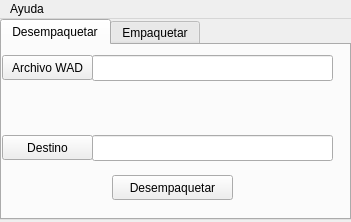
The window that trunk/GUI/VenPri.ui (ssorgatem/qwad) describes before a commit, drawn with Qt 5.
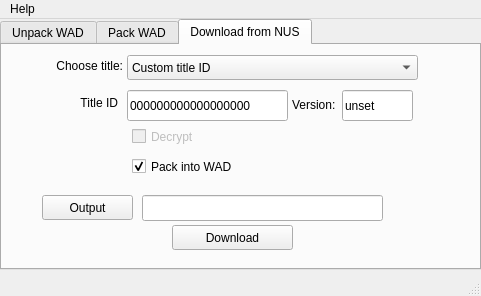
The same window after the commit. Icons and pictures are not drawn.

What changed in the file:
```diff
--- a/trunk/GUI/VenPri.ui
+++ b/trunk/GUI/VenPri.ui
@@ -6,10 +6,22 @@
    <rect>
     <x>0</x>
     <y>0</y>
-    <width>351</width>
-    <height>222</height>
+    <width>481</width>
+    <height>296</height>
    </rect>
   </property>
+  <property name="minimumSize">
+   <size>
+    <width>481</width>
+    <height>296</height>
+   </size>
+  </property>
+  <property name="maximumSize">
+   <size>
+    <width>481</width>
+    <height>296</height>
+   </size>
+  </property>
   <property name="windowTitle">
    <string>Qwad - Empaquetador y desempaquetador de WADs</string>
   </property>
@@ -26,25 +38,25 @@
      <rect>
       <x>0</x>
       <y>0</y>
-      <width>351</width>
-      <height>201</height>
+      <width>481</width>
+      <height>251</height>
      </rect>
     </property>
     <property name="acceptDrops">
      <bool>false</bool>
     </property>
     <property name="currentIndex">
-     <number>0</number>
+     <number>2</number>
     </property>
     <widget class="QWidget" name="tab">
      <attribute name="title">
-      <string>Desempaquetar</string>
+      <string>Unpack WAD</string>
      </attribute>
      <widget class="QLineEdit" name="MuestraRutaWad">
       <property name="geometry">
        <rect>
-        <x>90</x>
-        <y>10</y>
+        <x>160</x>
+        <y>40</y>
         <width>241</width>
         <height>26</height>
        </rect>
@@ -53,8 +65,8 @@
      <widget class="QToolButton" name="BotonRutaWad">
       <property name="geometry">
        <rect>
-        <x>0</x>
-        <y>10</y>
+        <x>70</x>
+        <y>40</y>
         <width>91</width>
         <height>25</height>
        </rect>
@@ -63,14 +75,14 @@
        <string>Ruta hacia el archivo WAD que quieres desempaquetar</string>
       </property>
       <property name="text">
-       <string>Archivo WAD</string>
+       <string>WAD file</string>
       </property>
      </widget>
      <widget class="QLineEdit" name="MuestraRutaExtraer">
       <property name="geometry">
        <rect>
-        <x>90</x>
-        <y>90</y>
+        <x>160</x>
+        <y>110</y>
         <width>241</width>
         <height>26</height>
        </rect>
@@ -79,8 +91,8 @@
      <widget class="QToolButton" name="BotonRutaExtraer">
       <property name="geometry">
        <rect>
-        <x>0</x>
-        <y>90</y>
+        <x>70</x>
+        <y>110</y>
         <width>91</width>
         <height>25</height>
        </rect>
@@ -89,7 +101,7 @@
        <string>Carpeta donde se almacenaran los contenidos del archivo WAD</string>
       </property>
       <property name="text">
-       <string>Destino</string>
+       <string>Output</string>
       </property>
       <property name="autoRaise">
        <bool>false</bool>
@@ -101,20 +113,20 @@
      <widget class="QPushButton" name="Desempaqueta">
       <property name="geometry">
        <rect>
-        <x>110</x>
-        <y>130</y>
+        <x>170</x>
+        <y>180</y>
         <width>121</width>
         <height>25</height>
        </rect>
       </property>
       <property name="text">
-       <string>Desempaquetar</string>
+       <string>Unpack</string>
       </property>
      </widget>
     </widget>
     <widget class="QWidget" name="tab_3">
      <attribute name="title">
-      <string>Empaquetar</string>
+      <string>Pack WAD</string>
      </attribute>
      <widget class="QCheckBox" name="updateTMD">
       <property name="enabled">
@@ -206,7 +218,190 @@
        </rect>
       </property>
       <property name="text">
-       <string>Empaquetar</string>
+       <string>Pack</string>
+      </property>
+     </widget>
+    </widget>
+    <widget class="QWidget" name="NUStab">
+     <attribute name="title">
+      <string>Download from NUS</string>
+     </attribute>
+     <widget class="QLineEdit" name="NusOutputPath">
+      <property name="geometry">
+       <rect>
+        <x>140</x>
+        <y>150</y>
+        <width>241</width>
+        <height>26</height>
+       </rect>
+      </property>
+     </widget>
+     <widget class="QPushButton" name="Download_from_NUS">
+      <property name="geometry">
+       <rect>
+        <x>170</x>
+        <y>180</y>
+        <width>121</width>
+        <height>25</height>
+       </rect>
+      </property>
+      <property name="locale">
+       <locale language="English" country="UnitedStates"/>
+      </property>
+      <property name="text">
+       <string>Download</string>
+      </property>
+     </widget>
+     <widget class="QToolButton" name="NusOutputButton">
+      <property name="geometry">
+       <rect>
+        <x>40</x>
+        <y>150</y>
+        <width>91</width>
+        <height>25</height>
+       </rect>
+      </property>
+      <property name="toolTip">
+       <string>Carpeta y nombre del nuevo WAD</string>
+      </property>
+      <property name="locale">
+       <locale language="English" country="UnitedStates"/>
+      </property>
+      <property name="text">
+       <string>Output</string>
+      </property>
+      <property name="autoRaise">
+       <bool>false</bool>
+      </property>
+      <property name="arrowType">
+       <enum>Qt::NoArrow</enum>
+      </property>
+     </widget>
+     <widget class="QLineEdit" name="enteredTitleID">
+      <property name="geometry">
+       <rect>
+        <x>125</x>
+        <y>45</y>
+        <width>161</width>
+        <height>31</height>
+       </rect>
+      </property>
+      <property name="locale">
+       <locale language="English" country="UnitedStates"/>
+      </property>
+      <property name="text">
+       <string>000000000000000000</string>
+      </property>
+     </widget>
+     <widget class="QLabel" name="TitleIDlabel">
+      <property name="geometry">
+       <rect>
+        <x>15</x>
+        <y>51</y>
+        <width>101</width>
+        <height>20</height>
+       </rect>
+      </property>
+      <property name="locale">
+       <locale language="English" country="UnitedStates"/>
+      </property>
+      <property name="text">
+       <string>Title ID</string>
+      </property>
+      <property name="alignment">
+       <set>Qt::AlignRight|Qt::AlignTop|Qt::AlignTrailing</set>
+      </property>
+     </widget>
+     <widget class="QLabel" name="Title">
+      <property name="geometry">
+       <rect>
+        <x>0</x>
+        <y>10</y>
+        <width>121</width>
+        <height>21</height>
+       </rect>
+      </property>
+      <property name="text">
+       <string>Choose title:</string>
+      </property>
+      <property name="alignment">
+       <set>Qt::AlignRight|Qt::AlignTrailing|Qt::AlignVCenter</set>
+      </property>
+     </widget>
+     <widget class="QComboBox" name="comboBox">
+      <property name="geometry">
+       <rect>
+        <x>125</x>
+        <y>10</y>
+        <width>291</width>
+        <height>25</height>
+       </rect>
+      </property>
+      <item>
+       <property name="text">
+        <string>Custom title ID</string>
+       </property>
+      </item>
+     </widget>
+     <widget class="QCheckBox" name="decryptCheck">
+      <property name="enabled">
+       <bool>false</bool>
+      </property>
+      <property name="geometry">
+       <rect>
+        <x>130</x>
+        <y>80</y>
+        <width>171</width>
+        <height>23</height>
+       </rect>
+      </property>
+      <property name="text">
+       <string>Decrypt</string>
+      </property>
+      <property name="checked">
+       <bool>false</bool>
+      </property>
+     </widget>
+     <widget class="QCheckBox" name="pack_in_WAD_checkbox">
+      <property name="geometry">
+       <rect>
+        <x>130</x>
+        <y>110</y>
+        <width>181</width>
+        <height>23</height>
+       </rect>
+      </property>
+      <property name="text">
+       <string>Pack into WAD</string>
+      </property>
+      <property name="checked">
+       <bool>true</bool>
+      </property>
+     </widget>
+     <widget class="QLineEdit" name="VersionlineEdit">
+      <property name="geometry">
+       <rect>
+        <x>340</x>
+        <y>45</y>
+        <width>71</width>
+        <height>31</height>
+       </rect>
+      </property>
+      <property name="text">
+       <string>unset</string>
+      </property>
+     </widget>
+     <widget class="QLabel" name="versionlabel">
+      <property name="geometry">
+       <rect>
+        <x>290</x>
+        <y>50</y>
+        <width>51</width>
+        <height>20</height>
+       </rect>
+      </property>
+      <property name="text">
+       <string>Version:</string>
       </property>
      </widget>
     </widget>
@@ -217,13 +412,13 @@
     <rect>
      <x>0</x>
      <y>0</y>
-     <width>351</width>
+     <width>481</width>
      <height>22</height>
     </rect>
    </property>
    <widget class="QMenu" name="menuAyuda">
     <property name="title">
-     <string>Ayuda</string>
+     <string>Help</string>
     </property>
     <addaction name="actionAcerca_de_Qwad"/>
     <addaction name="actionAbout_Qt"/>
@@ -231,6 +426,7 @@
    </widget>
    <addaction name="menuAyuda"/>
   </widget>
+  <widget class="QStatusBar" name="statusBar"/>
   <action name="actionAcerca_de_Qwad">
    <property name="icon">
     <iconset resource="../Qwad.qrc">
```
Left out of the diff: 55 changed lines with no effect on the pictures.
